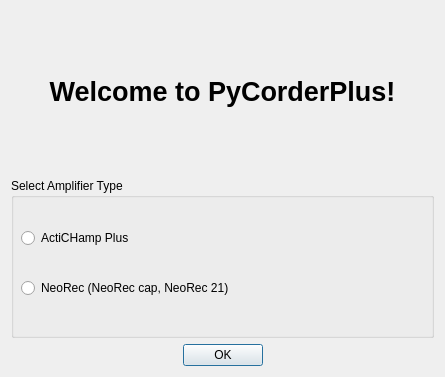
Qt form res/frmDialogSelectAmp.ui (mcsltd/PyCorderPlus) before a commit.
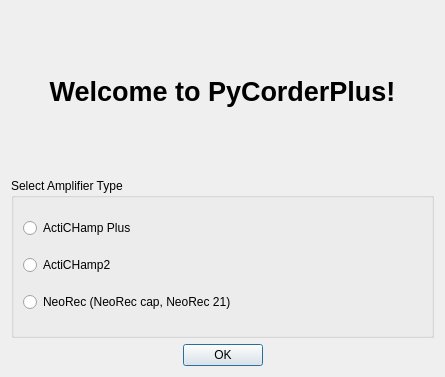
The same form after that commit.

Commit message: feature: add select actichamp2

Patch:
```diff
--- a/res/frmDialogSelectAmp.ui
+++ b/res/frmDialogSelectAmp.ui
@@ -48,32 +48,29 @@
      <property name="title">
       <string>Select Amplifier Type</string>
      </property>
-     <widget class="QRadioButton" name="radioButton">
-      <property name="geometry">
-       <rect>
-        <x>10</x>
-        <y>50</y>
-        <width>391</width>
-        <height>20</height>
-       </rect>
-      </property>
+     <layout class="QGridLayout" name="gridLayout">
+      <item row="0" column="0">
+       <widget class="QRadioButton" name="radioButtonActicPlus">
       <property name="text">
        <string>ActiCHamp Plus</string>
       </property>
      </widget>
-     <widget class="QRadioButton" name="radioButton_2">
-      <property name="geometry">
-       <rect>
-        <x>10</x>
-        <y>100</y>
-        <width>391</width>
-        <height>20</height>
-       </rect>
-      </property>
+      </item>
+      <item row="1" column="0">
+       <widget class="QRadioButton" name="radioButtonActic2">
+        <property name="text">
+         <string>ActiCHamp2</string>
+        </property>
+       </widget>
+      </item>
+      <item row="2" column="0">
+       <widget class="QRadioButton" name="radioButtonNeoRec">
       <property name="text">
        <string>NeoRec (NeoRec cap, NeoRec 21)</string>
       </property>
      </widget>
+      </item>
+     </layout>
     </widget>
    </item>
    <item>
```
Lines whose indentation alone changed are shown as unchanged. The commit also changes 4 other files.
